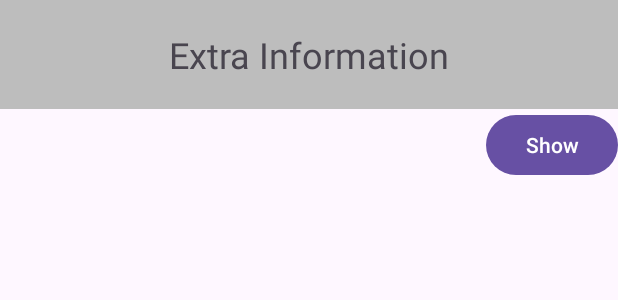
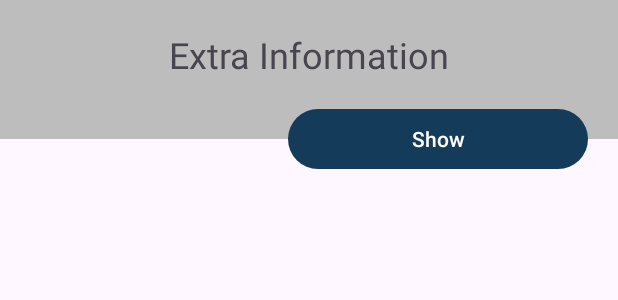
Before and after one commit to SaySaeqo/Projekt-Inzynierski, an Android app: the layout view_widget_extra.xml on its own in the app's theme, with its tools: preview values and no code run, on a phone screen of 412 x 824 dp. Shown: the top 300 px of the screen. Run offline under Robolectric (Android 15) with nearby library versions, the phone set to English and light mode, and no system bars.

Commit message:
Improved appearance

```diff
--- a/androidApp/app/src/main/java/pl/edu/pg/cloudlib/exhibit/ExhibitFragment.kt
+++ b/androidApp/app/src/main/java/pl/edu/pg/cloudlib/exhibit/ExhibitFragment.kt
@@ -59,8 +59,9 @@ class ExhibitFragment : Fragment() {
                 }
 
                 for(e in exhibit.extra){
-                    binding.exampleExtra.setExtra(e.key, e.value).setOnClickListener { _ ->
-                        if(e.linkId != "") {
+                    binding.exampleExtra.setExtra(e.key, e.value).apply {
+                        isEnabled = e.linkId != "" && e.linkId != id
+                        setOnClickListener { _ ->
                             setFragmentResult(Bundles.EXHIBIT_ID, bundleOf(Bundles.EXHIBIT_ID to e.linkId))
                         }
                     }
--- a/androidApp/app/src/main/java/pl/edu/pg/cloudlib/exhibit/GalleryWidgetView.kt
+++ b/androidApp/app/src/main/java/pl/edu/pg/cloudlib/exhibit/GalleryWidgetView.kt
@@ -77,6 +77,7 @@ class GalleryWidgetView : FrameLayout {
                 4f,
                 resources.displayMetrics).toInt()
             setPadding(padding, padding, padding, padding)
+            setBackgroundColor(AppCompatResources.getColorStateList(context, R.color.white).defaultColor)
             foreground = AppCompatResources.getDrawable(context, R.drawable.inner_border)
         }
     }
--- a/androidApp/app/src/main/res/layout/view_widget_extra.xml
+++ b/androidApp/app/src/main/res/layout/view_widget_extra.xml
@@ -1,18 +1,27 @@
 <?xml version="1.0" encoding="utf-8"?>
-<LinearLayout
+<FrameLayout
     xmlns:android="http://schemas.android.com/apk/res/android"
     xmlns:app="http://schemas.android.com/apk/res-auto"
     android:layout_width="match_parent"
     android:layout_height="wrap_content"
     android:orientation="vertical"
     >
+    <androidx.constraintlayout.widget.ConstraintLayout
+        android:layout_width="match_parent"
+        android:layout_height="match_parent"
+        >
+
         <LinearLayout
             android:layout_width="match_parent"
             android:layout_height="wrap_content"
             android:orientation="vertical"
+            android:id="@+id/linear_layout"
+            app:layout_constraintEnd_toEndOf="parent"
+            app:layout_constraintStart_toStartOf="parent"
+            app:layout_constraintTop_toTopOf="parent"
+            android:paddingBottom="20dp"
             android:background="@color/gray_400"
             >
-
             <TextView
                 android:layout_width="match_parent"
                 android:layout_height="wrap_content"
@@ -26,10 +35,11 @@
             <ScrollView
                 android:layout_width="match_parent"
                 android:layout_height="0dp"
-            android:id="@+id/scroll_view">
+                android:id="@+id/scroll_view"
+                >
                 <TableLayout
                     android:layout_width="match_parent"
-                android:layout_height="match_parent"
+                    android:layout_height="wrap_content"
                     android:orientation="vertical"
                     android:id="@+id/table"
                     android:divider="@drawable/space"
@@ -41,13 +51,21 @@
                 </TableLayout>
 
             </ScrollView>
+
         </LinearLayout>
+
+
         <Button
             android:id="@+id/btn_toggle"
             android:layout_width="wrap_content"
             android:layout_height="wrap_content"
             android:text="@string/show"
-        android:layout_gravity="end"/>
+            android:minWidth="200dp"
+            android:layout_marginEnd="20dp"
+            app:layout_constraintEnd_toEndOf="parent"
+            app:layout_constraintTop_toBottomOf="@id/linear_layout"
+            app:layout_constraintBottom_toBottomOf="@id/linear_layout"
+            />
 
-
-</LinearLayout>
+    </androidx.constraintlayout.widget.ConstraintLayout>
+</FrameLayout>
--- a/androidApp/app/src/main/res/layout/view_widget_gallery.xml
+++ b/androidApp/app/src/main/res/layout/view_widget_gallery.xml
@@ -3,7 +3,8 @@
     android:layout_width="match_parent"
     android:layout_height="wrap_content"
     android:orientation="vertical"
-    android:background="@drawable/border"
+    android:foreground="@drawable/border"
+    android:background="@color/pg_mid_blue"
     >
 
     <ImageView
@@ -11,6 +12,7 @@
         android:layout_width="match_parent"
         android:layout_height="300dp"
         android:scaleType="fitCenter"
+        android:background="@color/white"
         android:foreground="@drawable/inner_border"
         android:layout_marginLeft="20dp"
         android:layout_marginRight="20dp"
--- a/androidApp/app/src/main/res/layout/view_widget_link.xml
+++ b/androidApp/app/src/main/res/layout/view_widget_link.xml
@@ -4,7 +4,8 @@
     android:layout_height="wrap_content"
     android:padding="10dp"
     xmlns:app="http://schemas.android.com/apk/res-auto"
-    android:background="@drawable/border"
+    android:foreground="@drawable/border"
+    android:background="@color/pg_mid_blue"
     >
 
     <androidx.constraintlayout.widget.ConstraintLayout
--- a/androidApp/app/src/main/res/layout/view_widget_text.xml
+++ b/androidApp/app/src/main/res/layout/view_widget_text.xml
@@ -17,7 +17,8 @@
                     app:layout_constraintStart_toStartOf="parent"
                     app:layout_constraintTop_toTopOf="parent"
                     android:id="@+id/text_view"
-                    android:background="@drawable/border"
+                    android:foreground="@drawable/border"
+                    android:background="@color/pg_mid_blue"
                     android:padding="20dp"
                     android:textIsSelectable="true"
                     />
--- a/androidApp/app/src/main/res/values-night/themes.xml
+++ b/androidApp/app/src/main/res/values-night/themes.xml
@@ -4,4 +4,6 @@
         <!-- Customize your dark theme here. -->
         <!-- <item name="colorPrimary">@color/my_dark_primary</item> -->
     </style>
+
+    <style name="Theme.CloudLib" parent="Base.Theme.CloudLib" />
 </resources>
--- a/androidApp/app/src/main/res/values/attrs_list_row_view.xml
+++ /dev/null
@@ -1,4 +0,0 @@
-<resources>
-    <declare-styleable name="ListRowView">
-    </declare-styleable>
-</resources>
--- a/androidApp/app/src/main/res/values/colors.xml
+++ b/androidApp/app/src/main/res/values/colors.xml
@@ -6,4 +6,7 @@
     <color name="light_blue_600">#FF039BE5</color>
     <color name="gray_400">#FFBDBDBD</color>
     <color name="gray_600">#FF757575</color>
+    <color name="pg_light_blue">#E4F1FE</color>
+    <color name="pg_dark_blue">#153b5a</color>
+    <color name="pg_mid_blue">#cfe5ee</color>
 </resources>
--- a/androidApp/app/src/main/res/values/themes.xml
+++ b/androidApp/app/src/main/res/values/themes.xml
@@ -1,8 +1,12 @@
 <resources xmlns:tools="http://schemas.android.com/tools">
     <!-- Base application theme. -->
     <style name="Base.Theme.CloudLib" parent="Theme.Material3.DayNight.NoActionBar">
-        <!-- Customize your light theme here. -->
-        <!-- <item name="colorPrimary">@color/my_light_primary</item> -->
+        <item name="colorSecondary">@color/pg_light_blue</item>
+        <item name="colorPrimary">@color/pg_dark_blue</item>
+        <item name="colorControlNormal">@color/pg_light_blue</item>
+        <item name="backgroundColor">@color/white</item>
+        <item name="textFillColor">@color/black</item>
+        <item name="color">@color/pg_mid_blue</item>
     </style>
 
     <style name="Theme.CloudLib" parent="Base.Theme.CloudLib" />
--- /dev/null
+++ b/androidApp/app/src/main/res/values/values.xml
@@ -0,0 +1,4 @@
+<?xml version="1.0" encoding="utf-8"?>
+<resources>
+<!--    <attr name="colorWidget" format="color">@attr/pg_mid_blue</attr>-->
+</resources>
```
Also changed, not shown: androidApp/app/src/main/java/pl/edu/pg/cloudlib/exhibit/ExtraWidgetView.kt (+14 -13 lines), androidApp/app/src/main/res/values/arrays.xml (deleted, +0 -12 lines), androidApp/app/src/main/res/values/strings.xml (+0 -16 lines), androidApp/app/src/main/res/xml/root_preferences.xml (deleted, +0 -35 lines). Lines whose indentation alone changed are shown as unchanged.
